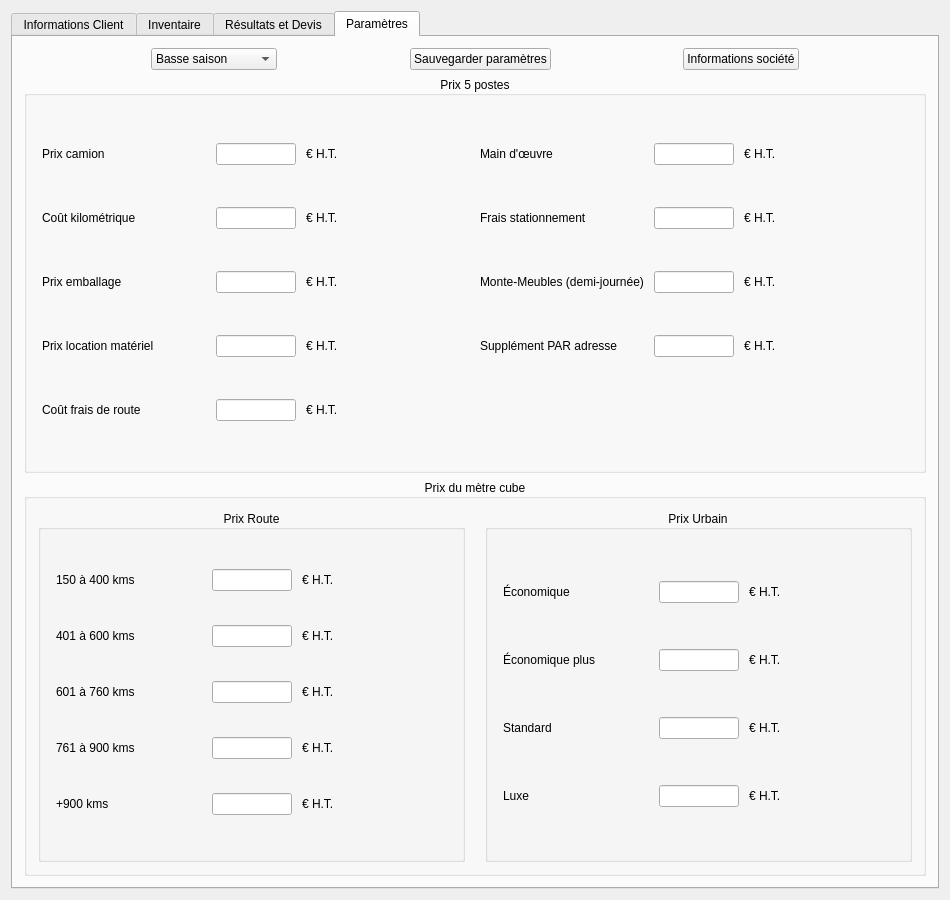
Above: DevisMaker/src/ui/MainWindow.ui from Andreas-Chatti/DevisMaker before the change. Below: the same form after it.
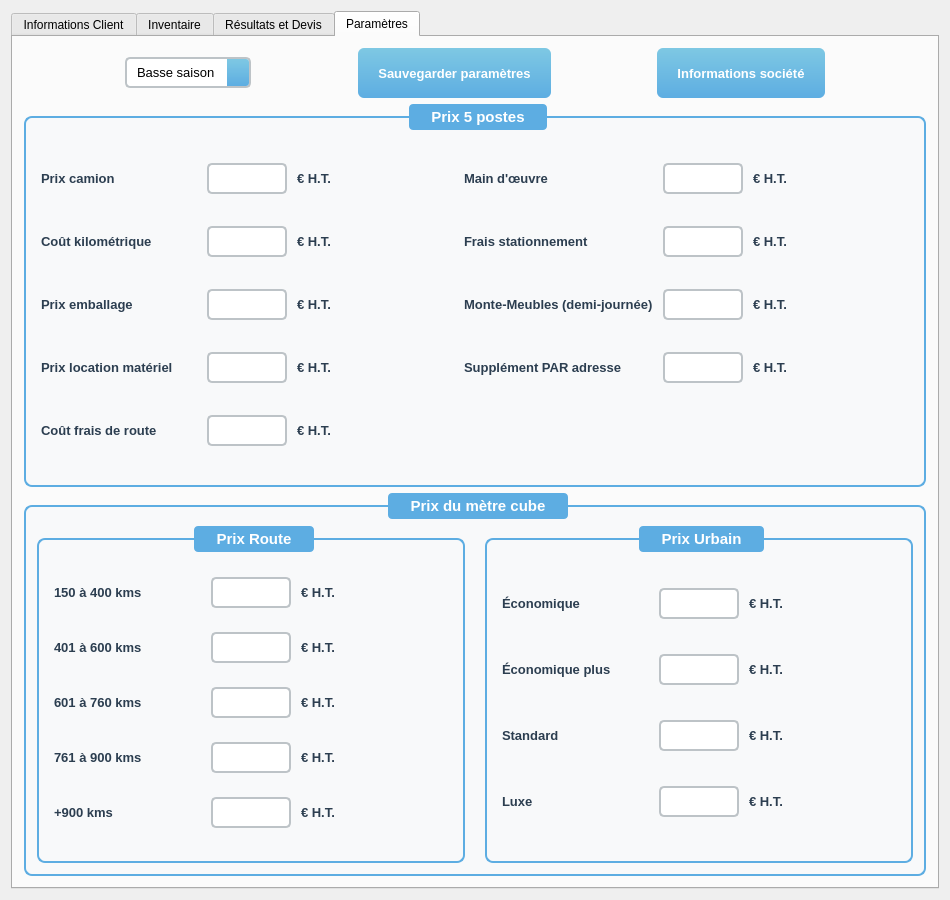
That is the form after the change. The open tabs and pages were chosen to show the change.

Commit message:
Apply modern styling to Paramètres tab
- Add consistent GroupBox styling with soft blue theme
- Style all QLineEdit fields with rounded borders and focus effects
- Modernize QComboBox with gradient dropdown buttons
- Style QPushButton with gradient backgrounds and hover effects
- Apply consistent colors and typography across all form elements
- Complete UI redesign with unified visual language across all tabs

The edit to the form file:
```diff
--- a/DevisMaker/src/ui/MainWindow.ui
+++ b/DevisMaker/src/ui/MainWindow.ui
@@ -1444,6 +1444,112 @@
        <attribute name="title">
         <string>Paramètres</string>
        </attribute>
+       <property name="styleSheet">
+        <string notr="true">
+QGroupBox {
+    font-size: 11pt;
+    font-weight: bold;
+    border: 2px solid #5dade2;
+    border-radius: 8px;
+    margin-top: 12px;
+    padding-top: 8px;
+    background-color: #f8f9fa;
+}
+
+QGroupBox::title {
+    subcontrol-origin: margin;
+    subcontrol-position: top center;
+    padding: 4px 20px;
+    background-color: #5dade2;
+    color: white;
+    border-radius: 4px;
+}
+
+QLineEdit {
+    padding: 5px 10px;
+    border: 2px solid #bdc3c7;
+    border-radius: 5px;
+    background-color: white;
+    font-size: 10pt;
+}
+
+QLineEdit:focus {
+    border: 2px solid #5dade2;
+    background-color: #eaf6fc;
+}
+
+QLabel {
+    font-size: 10pt;
+    color: #2c3e50;
+    font-weight: 500;
+}
+
+QComboBox {
+    padding: 5px 10px;
+    border: 2px solid #bdc3c7;
+    border-radius: 5px;
+    background-color: white;
+    font-size: 10pt;
+}
+
+QComboBox:focus {
+    border: 2px solid #5dade2;
+}
+
+QComboBox::drop-down {
+    border: none;
+    background: qlineargradient(x1:0, y1:0, x2:0, y2:1, stop:0 #7ec8e3, stop:1 #5dade2);
+    width: 22px;
+    border-top-right-radius: 3px;
+    border-bottom-right-radius: 3px;
+}
+
+QComboBox::drop-down:hover {
+    background: qlineargradient(x1:0, y1:0, x2:0, y2:1, stop:0 #8fd3ea, stop:1 #6db8e5);
+}
+
+QComboBox::down-arrow {
+    image: none;
+    border-left: 4px solid transparent;
+    border-right: 4px solid transparent;
+    border-top: 5px solid white;
+    margin-top: 2px;
+}
+
+QComboBox QAbstractItemView {
+    border: 2px solid #5dade2;
+    border-radius: 4px;
+    background-color: white;
+    selection-background-color: #eaf6fc;
+    selection-color: #2c3e50;
+    padding: 2px;
+}
+
+QPushButton {
+    background: qlineargradient(x1:0, y1:0, x2:0, y2:1, stop:0 #7ec8e3, stop:1 #5dade2);
+    color: white;
+    border: none;
+    border-radius: 6px;
+    padding: 10px 20px;
+    font-size: 10pt;
+    font-weight: bold;
+    min-height: 30px;
+}
+
+QPushButton:hover {
+    background: qlineargradient(x1:0, y1:0, x2:0, y2:1, stop:0 #8fd3ea, stop:1 #6db8e5);
+}
+
+QPushButton:pressed {
+    background: qlineargradient(x1:0, y1:0, x2:0, y2:1, stop:0 #5dade2, stop:1 #4a9fd1);
+}
+
+QPushButton:disabled {
+    background: #bdc3c7;
+    color: #7f8c8d;
+}
+        </string>
+       </property>
        <layout class="QGridLayout" name="gridLayout_7">
         <item row="0" column="0">
          <layout class="QHBoxLayout" name="horizontalLayout_16">
```
